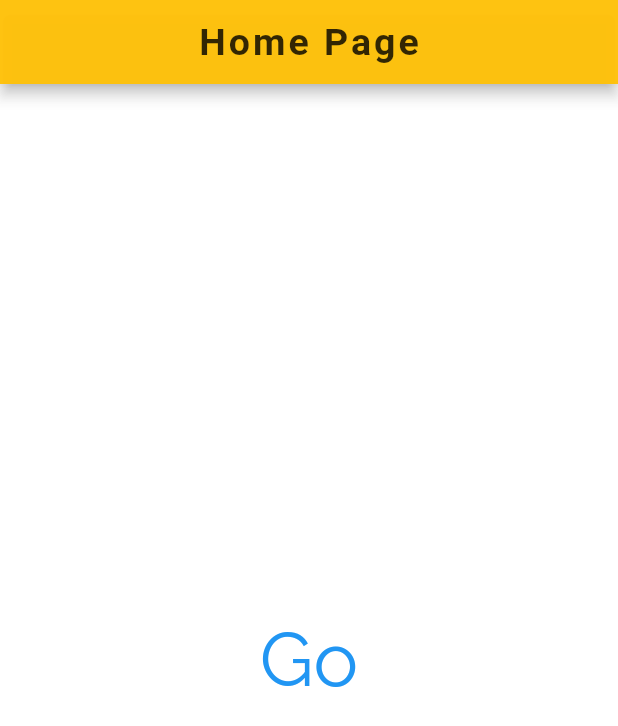
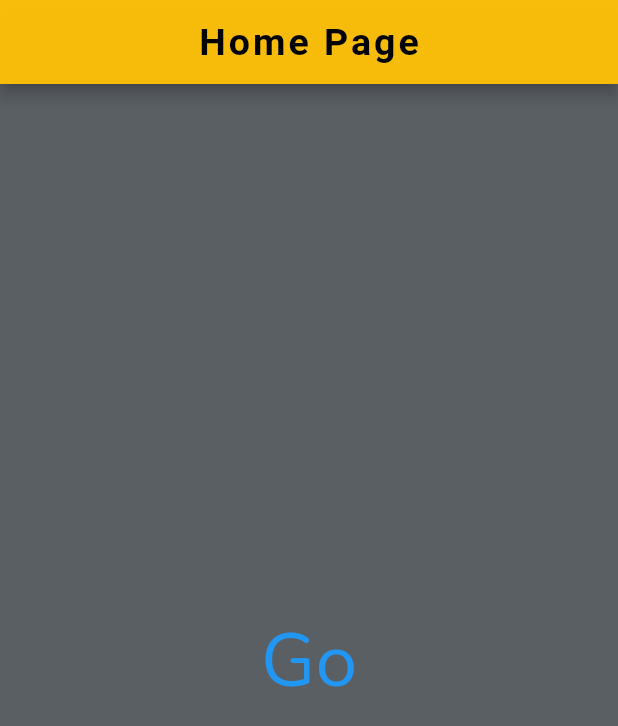
Before and after one commit to oscarjeff920/freefall-distance-timer, a Flutter app: the screen it shows after launch, on a phone screen of 412 x 824 dp. Shown: the top 726 px of the screen. Run offline on Flutter 3.47's test engine with Material 2 defaults, Android fonts, the phone set to English and light mode, and no system bars; our stand-ins replace bloc, equatable, flutter_bloc.

Commit message:
updated ui elements including changing theme and display font and colours

```diff
--- a/lib/main.dart
+++ b/lib/main.dart
@@ -2,8 +2,10 @@ import 'package:flutter/material.dart';
 import 'package:flutter_bloc/flutter_bloc.dart';
 import 'package:free_fall_distance/logic/cubits/calculation_cubit.dart';
 import 'package:free_fall_distance/logic/cubits/timer_cubit.dart';
+import 'package:free_fall_distance/logic/timer_logic.dart';
 import 'package:free_fall_distance/presentation/router/app_router.dart';
 import 'package:free_fall_distance/presentation/theme.dart';
+import 'package:provider/provider.dart';
 // import 'package:stop_watch_timer/stop_watch_timer.dart';
 
 void main() {
@@ -20,7 +22,7 @@ class MyApp extends StatelessWidget {
     return MultiBlocProvider(
       providers: [
         BlocProvider(create: (context) => TimerCubit()),
-        BlocProvider(create: (context) => CalculationCubit())
+        BlocProvider(create: (context) => CalculationCubit()),
       ],
       child: MaterialApp(
         title: 'Fall Distance Calculator',
--- a/lib/presentation/pages/home_page.dart
+++ b/lib/presentation/pages/home_page.dart
@@ -24,7 +24,7 @@ class _HomePageState extends State<HomePage> {
             mainAxisAlignment: MainAxisAlignment.center,
             children: [
               TextButton(
-                child: Text('Go', style: TextStyle(fontFamily: 'Raleway', fontSize: 50.0)),
+                child: Text('Go', style: TextStyle(fontFamily: 'Nunito', fontSize: 50.0)),
                 style: ButtonStyle(),
                 onPressed: () {
                   Navigator.of(context).pushNamed('/timer');
--- a/lib/presentation/theme.dart
+++ b/lib/presentation/theme.dart
@@ -1,13 +1,13 @@
 import 'package:flutter/material.dart';
 
 ThemeData standardTheme = ThemeData(
-  fontFamily: 'Raleway',
-  scaffoldBackgroundColor: Colors.white30,
+  fontFamily: 'Play',
+  scaffoldBackgroundColor: Color(0xFF5A5F64),
   appBarTheme: AppBarTheme(
     color: Colors.amber.withAlpha(500),
     textTheme: TextTheme(
       headline6: TextStyle(
-        color: Colors.black26.withOpacity(0.8),
+        color: Colors.black26.withOpacity(1.0),
         fontSize: 25.0,
         fontWeight: FontWeight.bold,
         letterSpacing: 2.0
```
Also changed, not shown: lib/presentation/pages/timer_page.dart (+26 -27 lines), pubspec.yaml (+13 -6 lines), fonts/Nunito-Bold.ttf (added), fonts/Nunito-Regular.ttf (added), fonts/Nunito-SemiBold.ttf (added), fonts/Play-Bold.ttf (added), fonts/Play-Regular.ttf (added), fonts/RussoOne-Regular.ttf (added), pubspec.lock.
